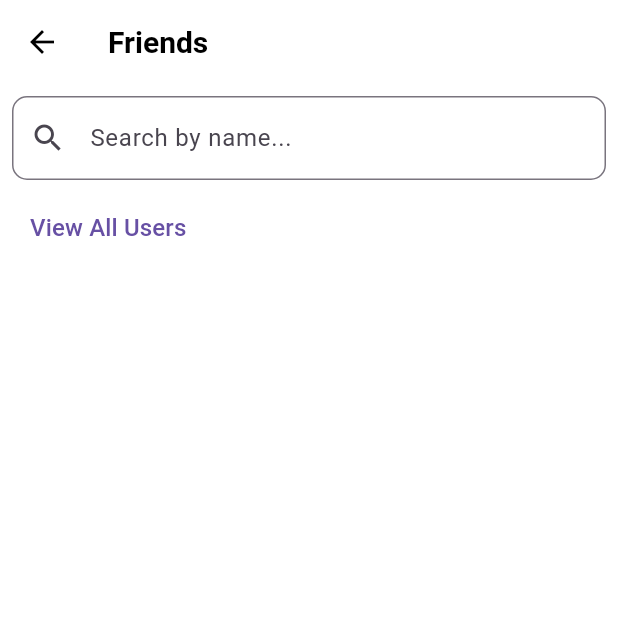
After one commit to bhumika2425/vidhyatra_frontend, a Flutter app: the FriendsScreen screen opened by its route, after a tap on "View Friends", on a phone screen of 412 x 824 dp, the top half of it. The commit adds this screen. Run offline on Flutter 3.47's test engine with Material 3 defaults, Android fonts, the phone set to English and light mode, and no system bars; our stand-ins replace carousel_slider, file_picker, flutter_chat_types, flutter_chat_ui, font_awesome_flutter, get and 4 more; accounts and stored records are empty; network calls fail.

Commit message:
added snack bar in login and registration successful and logout confirmation. Included the firends. dart file

```diff
--- /dev/null
+++ b/lib/controllers/FriendsController.dart
@@ -0,0 +1,75 @@
+import 'package:get/get.dart';
+import 'package:http/http.dart' as http;
+import 'dart:convert';
+
+import 'package:provider/provider.dart';
+
+import '../providers/user_provider.dart';
+
+class FriendsController extends GetxController {
+  // Observable lists for users and friends
+  var users = <dynamic>[].obs;
+  var friends = <dynamic>[].obs;
+  var displayedList = <dynamic>[].obs;
+
+  // Observable variables for toggling view and search query
+  var isViewingFriends = false.obs;
+  var searchQuery = ''.obs;
+
+  @override
+  void onInit() {
+    super.onInit();
+    fetchUsers(); // Fetch users when the controller initializes
+  }
+
+
+  // Fetch users from the API
+  Future<void> fetchUsers() async {
+    // Access the token from the UserProvider
+    final userProvider = Provider.of<UserProvider>(Get.context!, listen: false);
+    final token = userProvider.token; // Retrieve the token
+
+    const url = 'http://10.0.2.2:3001/api/auth/users';
+
+    try {
+      final response = await http.get(
+        Uri.parse(url),
+        headers: {
+          'Authorization': 'Bearer $token', // Add Authorization header
+        },
+      );
+
+      if (response.statusCode == 200) {
+        final responseData = json.decode(response.body);
+        users.value = responseData['data'];
+        updateDisplayedList(); // Update the displayed list
+      } else {
+        throw Exception('Failed to load users');
+      }
+    } catch (error) {
+      print('Error fetching users: $error');
+    }
+  }
+
+  // Toggle between users and friends view
+  void toggleView() {
+    isViewingFriends.value = !isViewingFriends.value;
+    updateDisplayedList();
+  }
+
+  // Update the displayed list based on toggle and search query
+  void updateDisplayedList() {
+    final list = isViewingFriends.value ? friends : users;
+    displayedList.value = list
+        .where((user) => user['email']
+        .toLowerCase()
+        .contains(searchQuery.value.toLowerCase()))
+        .toList();
+  }
+
+  // Filter the list based on search query
+  void filterList(String query) {
+    searchQuery.value = query;
+    updateDisplayedList();
+  }
+}
--- a/lib/main.dart
+++ b/lib/main.dart
@@ -4,6 +4,7 @@ import 'package:get/get.dart';
 import 'package:provider/provider.dart';
 import 'package:vidhyatra_flutter/providers/profile_provider.dart';
 import 'package:vidhyatra_flutter/providers/user_provider.dart';
+import 'package:vidhyatra_flutter/screens/Friends.dart';
 import 'package:vidhyatra_flutter/screens/blog_posting_page.dart';
 import 'package:vidhyatra_flutter/screens/calendar.dart';
 import 'package:vidhyatra_flutter/screens/chat_page.dart';
@@ -57,6 +58,7 @@ class VidhyatraApp extends StatelessWidget {
           GetPage(name: '/dashboard', page: () => Dashboard()),
           GetPage(name: '/new-post', page: () => BlogPostPage()),
           GetPage(name: '/forgot-password', page: () => ForgotPasswordScreen()),
+          GetPage(name: '/friends', page: () => FriendsScreen())
 
         ],
         // routes: {
--- /dev/null
+++ b/lib/screens/Friends.dart
@@ -0,0 +1,123 @@
+import 'package:flutter/material.dart';
+import 'package:get/get.dart';
+
+import '../controllers/FriendsController.dart';
+
+class FriendsScreen extends StatelessWidget {
+  final FriendsController controller = Get.put(FriendsController());
+
+  @override
+  Widget build(BuildContext context) {
+    return Scaffold(
+      appBar: AppBar(
+        title: const Text('Friends'),
+      ),
+      body: Column(
+        children: [
+          // Search Bar
+          Padding(
+            padding: const EdgeInsets.all(8.0),
+            child: TextField(
+              decoration: InputDecoration(
+                prefixIcon: const Icon(Icons.search),
+                hintText: 'Search by name...',
+                border: OutlineInputBorder(
+                  borderRadius: BorderRadius.circular(10.0),
+                ),
+              ),
+              onChanged: controller.filterList,
+            ),
+          ),
+
+          // Toggle Button
+          Padding(
+            padding: const EdgeInsets.symmetric(horizontal: 8.0),
+            child: Row(
+              mainAxisAlignment: MainAxisAlignment.spaceBetween,
+              children: [
+                TextButton(
+                  onPressed: controller.toggleView,
+                  child: Obx(() => Text(
+                    controller.isViewingFriends.value ? 'View All Users' : 'View Friends',
+                    style: const TextStyle(fontSize: 16.0),
+                  )),
+                ),
+              ],
+            ),
+          ),
+
+          // Users/Friends List
+          // Expanded(
+          //   child: Obx(() => ListView.builder(
+          //     itemCount: controller.displayedList.length,
+          //     itemBuilder: (context, index) {
+          //       final user = controller.displayedList[index];
+          //       return Padding(
+          //         padding: const EdgeInsets.only(left: 8.0, right: 8.0),
+          //         child: Card(
+          //           child: ListTile(
+          //             leading: const Icon(Icons.person),
+          //             title: Text(user['name']),
+          //             subtitle: Text(user['email']),
+          //             trailing: Text(user['role']),
+          //           ),
+          //         ),
+          //       );
+          //     },
+          //   )),
+          // ),
+          Expanded(
+            child: Obx(() => ListView.builder(
+              itemCount: controller.displayedList.length,
+              itemBuilder: (context, index) {
+                final user = controller.displayedList[index];
+                return Padding(
+                  padding: const EdgeInsets.only(left: 8.0, right: 8.0,),
+                  child: Card(
+                    shape: RoundedRectangleBorder(
+                      borderRadius: BorderRadius.circular(10.0), // Adds rounded corners
+                    ),
+                    child: ListTile(
+                      contentPadding: const EdgeInsets.all(12.0), // Adds padding inside the ListTile
+                      leading: const Icon(Icons.person),
+                      title: Text(
+                        '${user['name']} (${user['role']})', // Shows name and role in the format: name(role)
+                        style: TextStyle(
+                          fontWeight: FontWeight.bold, // Make name bold
+                        ),
+                      ),
+                      subtitle: Text(user['email']),
+                      trailing: PopupMenuButton<String>(
+                        onSelected: (String value) {
+                          if (value == 'send_request') {
+                            // Logic for sending a friend request
+                            print("Send friend request to ${user['name']}");
+                          } else if (value == 'block_user') {
+                            // Logic for blocking the user
+                            print("Block user ${user['name']}");
+                          }
+                        },
+                        itemBuilder: (BuildContext context) => <PopupMenuEntry<String>>[
+                          const PopupMenuItem<String>(
+                            value: 'send_request',
+                            child: Text('Send Friend Request'),
+                          ),
+                          const PopupMenuItem<String>(
+                            value: 'block_user',
+                            child: Text('Block this User'),
+                          ),
+                        ],
+                        icon: Icon(Icons.more_vert), // Icon to show the options
+                      ),
+                    ),
+                  ),
+                );
+              },
+            )),
+          )
+
+        ],
+      ),
+    );
+  }
+}
--- a/lib/screens/login.dart
+++ b/lib/screens/login.dart
@@ -1,5 +1,6 @@
 import 'dart:convert';
 import 'package:flutter/material.dart';
+import 'package:get/get.dart';
 import 'package:http/http.dart' as http;
 import 'package:provider/provider.dart';
 
@@ -47,6 +48,7 @@ class _LoginPageState extends State<LoginPage> with SingleTickerProviderStateMix
         );
         if (response.statusCode == 200) {
           print("Login successful!");
+          Get.snackbar("Logged", "You successfully logged in to the app");
           final responseData = jsonDecode(response.body);
           final token = responseData['token'];
           final user = User(
--- a/lib/screens/register.dart
+++ b/lib/screens/register.dart
@@ -1,5 +1,6 @@
 import 'dart:convert';
 import 'package:flutter/material.dart';
+import 'package:get/get.dart';
 import 'package:http/http.dart' as http;
 
 class RegisterPage extends StatefulWidget {
@@ -52,6 +53,7 @@ class _RegisterPageState extends State<RegisterPage> with SingleTickerProviderSt
         if (response.statusCode == 201) {
 
           Navigator.pushNamed(context, '/login');
+          Get.snackbar('Registration Successful', 'You have been registered to the app successfully' );
         } else {
           final responseData = jsonDecode(response.body);
           _showErrorDialog(responseData['message']);
```
Also changed, not shown: lib/screens/dashboard.dart (+42 -13 lines), lib/screens/blog_posting_page.dart (indentation only), lib/screens/student_profile_page.dart (indentation only).
